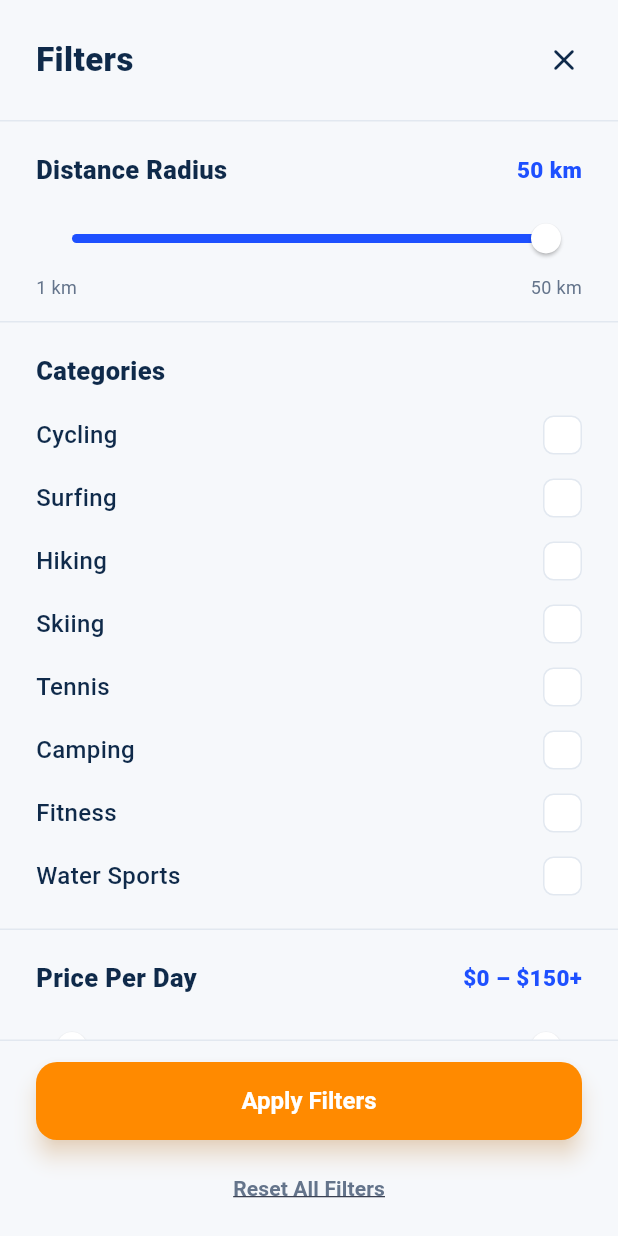
After one commit to chanukav/geargo_mobile_app, a Flutter app: the screen it shows after launch, after a tap on "Skip", after a tap on "Search equipment...", after a tap on the "tune" icon, on a phone screen of 412 x 824 dp. The commit adds this screen. Run offline on Flutter 3.47's test engine with Material 3 defaults, Android fonts, the phone set to English and light mode, and no system bars; our stand-ins replace firebase_auth, firebase_core, google_sign_in, shared_preferences; accounts and stored records are empty.

Commit message:
feat: add search tab and filter screen for gear items

```diff
--- /dev/null
+++ b/lib/screens/home/filter_screen.dart
@@ -0,0 +1,306 @@
+import 'package:flutter/material.dart';
+
+import '../../core/constants/app_colors.dart';
+import 'tabs/home_tab.dart';
+
+/// Filter values chosen by the user on the [FilterScreen].
+class GearFilters {
+  static const double maxDistance = 50;
+  static const double maxPrice = 150;
+
+  final double distanceKm;
+  final Set<String> categories;
+  final RangeValues price;
+  final bool availableNow;
+
+  const GearFilters({
+    this.distanceKm = 15,
+    this.categories = const {},
+    this.price = const RangeValues(0, maxPrice),
+    this.availableNow = false,
+  });
+
+  /// True when price max is at the "$150+" end (no upper limit).
+  bool get priceUnbounded => price.end >= maxPrice;
+}
+
+const List<String> filterCategories = [
+  'Cycling',
+  'Surfing',
+  'Hiking',
+  'Skiing',
+  'Tennis',
+  'Camping',
+  'Fitness',
+  'Water Sports',
+];
+
+class FilterScreen extends StatefulWidget {
+  final GearFilters initial;
+  const FilterScreen({super.key, required this.initial});
+
+  @override
+  State<FilterScreen> createState() => _FilterScreenState();
+}
+
+class _FilterScreenState extends State<FilterScreen> {
+  late double _distance = widget.initial.distanceKm;
+  late Set<String> _cats = {...widget.initial.categories};
+  late RangeValues _price = widget.initial.price;
+  late bool _available = widget.initial.availableNow;
+
+  void _reset() => setState(() {
+        _distance = 15;
+        _cats = {};
+        _price = const RangeValues(0, GearFilters.maxPrice);
+        _available = false;
+      });
+
+  void _apply() => Navigator.of(context).pop(GearFilters(
+        distanceKm: _distance,
+        categories: _cats,
+        price: _price,
+        availableNow: _available,
+      ));
+
+  @override
+  Widget build(BuildContext context) {
+    final priceLabel = '\$${_price.start.round()} – '
+        '\$${_price.end.round()}${_price.end >= GearFilters.maxPrice ? '+' : ''}';
+
+    return Scaffold(
+      backgroundColor: kBg,
+      body: SafeArea(
+        child: Center(
+          child: ConstrainedBox(
+            constraints: const BoxConstraints(maxWidth: 560),
+            child: Column(
+              children: [
+                Padding(
+                  padding: const EdgeInsets.fromLTRB(24, 16, 12, 16),
+                  child: Row(
+                    children: [
+                      const Expanded(
+                        child: Text('Filters',
+                            style: TextStyle(
+                                fontSize: 22,
+                                fontWeight: FontWeight.w800,
+                                color: kNavy)),
+                      ),
+                      IconButton(
+                        icon: const Icon(Icons.close_rounded, color: kNavy),
+                        onPressed: () => Navigator.of(context).pop(),
+                      ),
+                    ],
+                  ),
+                ),
+                const Divider(height: 1, color: AppColors.borderLight),
+                Expanded(
+                  child: ListView(
+                    children: [
+                      _section(
+                        title: 'Distance Radius',
+                        trailing: '${_distance.round()} km',
+                        child: _slider(
+                          Slider(
+                            value: _distance,
+                            min: 1,
+                            max: GearFilters.maxDistance,
+                            onChanged: (v) => setState(() => _distance = v),
+                          ),
+                          '1 km',
+                          '50 km',
+                        ),
+                      ),
+                      _section(
+                        title: 'Categories',
+                        child: Column(
+                          children: filterCategories.map((c) {
+                            final on = _cats.contains(c);
+                            return InkWell(
+                              onTap: () => setState(
+                                  () => on ? _cats.remove(c) : _cats.add(c)),
+                              child: Padding(
+                                padding:
+                                    const EdgeInsets.symmetric(vertical: 8),
+                                child: Row(
+                                  children: [
+                                    Expanded(
+                                      child: Text(c,
+                                          style: const TextStyle(
+                                              fontSize: 16,
+                                              fontWeight: FontWeight.w500,
+                                              color: kNavy)),
+                                    ),
+                                    AnimatedContainer(
+                                      duration:
+                                          const Duration(milliseconds: 150),
+                                      width: 26,
+                                      height: 26,
+                                      decoration: BoxDecoration(
+                                        color: on
+                                            ? AppColors.primary
+                                            : Colors.white,
+                                        borderRadius:
+                                            BorderRadius.circular(7),
+                                        border: Border.all(
+                                            color: on
+                                                ? AppColors.primary
+                                                : AppColors.borderLight),
+                                      ),
+                                      child: on
+                                          ? const Icon(Icons.check_rounded,
+                                              size: 18, color: Colors.white)
+                                          : null,
+                                    ),
+                                  ],
+                                ),
+                              ),
+                            );
+                          }).toList(),
+                        ),
+                      ),
+                      _section(
+                        title: 'Price Per Day',
+                        trailing: priceLabel,
+                        child: _slider(
+                          RangeSlider(
+                            values: _price,
+                            min: 0,
+                            max: GearFilters.maxPrice,
+                            onChanged: (v) => setState(() => _price = v),
+                          ),
+                          '\$0',
+                          '\$150+',
+                        ),
+                      ),
+                      Padding(
+                        padding: const EdgeInsets.symmetric(
+                            horizontal: 24, vertical: 18),
+                        child: Row(
+                          children: [
+                            const Expanded(
+                              child: Column(
+                                crossAxisAlignment: CrossAxisAlignment.start,
+                                children: [
+                                  Text('Available Now',
+                                      style: TextStyle(
+                                          fontSize: 16,
+                                          fontWeight: FontWeight.w800,
+                                          color: kNavy)),
+                                  SizedBox(height: 3),
+                                  Text('Only show items ready to pick up today',
+                                      style: TextStyle(
+                                          fontSize: 12.5,
+                                          color:
+                                              AppColors.textSecondaryLight)),
+                                ],
+                              ),
+                            ),
+                            Switch(
+                              value: _available,
+                              activeThumbColor: Colors.white,
+                              activeTrackColor: AppColors.primary,
+                              onChanged: (v) => setState(() => _available = v),
+                            ),
+                          ],
+                        ),
+                      ),
+                    ],
+                  ),
+                ),
+                const Divider(height: 1, color: AppColors.borderLight),
+                Padding(
+                  padding: const EdgeInsets.fromLTRB(24, 14, 24, 8),
+                  child: SizedBox(
+                    width: double.infinity,
+                    height: 52,
+                    child: ElevatedButton(
+                      onPressed: _apply,
+                      style: ElevatedButton.styleFrom(
+                        backgroundColor: AppColors.secondary,
+                        foregroundColor: Colors.white,
+                        elevation: 6,
+                        shadowColor:
+                            AppColors.secondary.withValues(alpha: 0.4),
+                        shape: RoundedRectangleBorder(
+                            borderRadius: BorderRadius.circular(14)),
+                      ),
+                      child: const Text('Apply Filters',
+                          style: TextStyle(
+                              fontSize: 16, fontWeight: FontWeight.w700)),
+                    ),
+                  ),
+                ),
+                TextButton(
+                  onPressed: _reset,
+                  child: const Text('Reset All Filters',
+                      style: TextStyle(
+                          color: AppColors.textSecondaryLight,
+                          fontWeight: FontWeight.w600,
+                          decoration: TextDecoration.underline)),
+                ),
+                const SizedBox(height: 8),
+              ],
+            ),
+          ),
+        ),
+      ),
+    );
+  }
+
+  Widget _section({required String title, String? trailing, required Widget child}) {
+    return Container(
+      padding: const EdgeInsets.fromLTRB(24, 20, 24, 14),
+      decoration: const BoxDecoration(
+        border: Border(bottom: BorderSide(color: AppColors.borderLight)),
+      ),
+      child: Column(
+        crossAxisAlignment: CrossAxisAlignment.start,
+        children: [
+          Row(
+            children: [
+              Expanded(
+                child: Text(title,
+                    style: const TextStyle(
+                        fontSize: 17,
+                        fontWeight: FontWeight.w800,
+                        color: kNavy)),
+              ),
+              if (trailing != null)
+                Text(trailing,
+                    style: const TextStyle(
+                        fontSize: 15,
+                        fontWeight: FontWeight.w800,
+                        color: AppColors.primary)),
+            ],
+          ),
+          const SizedBox(height: 10),
+          child,
+        ],
+      ),
+    );
+  }
+
+  Widget _slider(Widget slider, String min, String max) {
+    const style = TextStyle(fontSize: 12, color: AppColors.textSecondaryLight);
+    return Column(
+      children: [
+        SliderTheme(
+          data: SliderTheme.of(context).copyWith(
+            activeTrackColor: AppColors.primary,
+            inactiveTrackColor: AppColors.borderLight,
+            thumbColor: Colors.white,
+            overlayColor: AppColors.primary.withValues(alpha: 0.12),
+            rangeThumbShape: const RoundRangeSliderThumbShape(),
+          ),
+          child: slider,
+        ),
+        Row(
+          mainAxisAlignment: MainAxisAlignment.spaceBetween,
+          children: [Text(min, style: style), Text(max, style: style)],
+        ),
+      ],
+    );
+  }
+}
--- a/lib/screens/home/tabs/search_tab.dart
+++ b/lib/screens/home/tabs/search_tab.dart
@@ -2,6 +2,7 @@ import 'package:flutter/material.dart';
 
 import '../../../core/constants/app_colors.dart';
 import '../../../models/gear_item.dart';
+import '../filter_screen.dart';
 import 'home_tab.dart';
 
 class SearchTab extends StatefulWidget {
@@ -16,6 +17,21 @@ class _SearchTabState extends State<SearchTab> {
   bool _distance = true;
   bool _rating = false;
   bool _availableNow = false;
+  GearFilters _filters = const GearFilters(
+    distanceKm: GearFilters.maxDistance,
+  );
+
+  Future<void> _openFilters() async {
+    final result = await Navigator.of(context).push<GearFilters>(
+      MaterialPageRoute(builder: (_) => FilterScreen(initial: _filters)),
+    );
+    if (result != null) {
+      setState(() {
+        _filters = result;
+        _availableNow = result.availableNow;
+      });
+    }
+  }
 
   @override
   void dispose() {
@@ -30,7 +46,15 @@ class _SearchTabState extends State<SearchTab> {
           g.name.toLowerCase().contains(q) ||
           g.category.toLowerCase().contains(q) ||
           (q.contains('bike') && g.category == 'Cycling');
-      return match && (!_availableNow || g.available);
+      final inCategory =
+          _filters.categories.isEmpty || _filters.categories.contains(g.category);
+      final inPrice = g.pricePerDay >= _filters.price.start &&
+          (_filters.priceUnbounded || g.pricePerDay <= _filters.price.end);
+      return match &&
+          inCategory &&
+          inPrice &&
+          g.distanceKm <= _filters.distanceKm &&
+          (!_availableNow || g.available);
     }).toList();
     if (_rating) {
       list.sort((a, b) => b.rating.compareTo(a.rating));
@@ -50,6 +74,8 @@ class _SearchTabState extends State<SearchTab> {
         children: [
           Padding(
             padding: const EdgeInsets.fromLTRB(20, 20, 20, 0),
+            child: Row(children: [
+              Expanded(
             child: Container(
               height: 54,
               decoration: BoxDecoration(
@@ -86,6 +112,28 @@ class _SearchTabState extends State<SearchTab> {
                 ),
               ),
             ),
+              ),
+              const SizedBox(width: 12),
+              InkWell(
+                onTap: _openFilters,
+                borderRadius: BorderRadius.circular(16),
+                child: Container(
+                  width: 54,
+                  height: 54,
+                  decoration: BoxDecoration(
+                    color: AppColors.primary,
+                    borderRadius: BorderRadius.circular(16),
+                    boxShadow: [
+                      BoxShadow(
+                          color: AppColors.primary.withValues(alpha: 0.3),
+                          blurRadius: 14,
+                          offset: const Offset(0, 5)),
+                    ],
+                  ),
+                  child: const Icon(Icons.tune_rounded, color: Colors.white),
+                ),
+              ),
+            ]),
           ),
           Padding(
             padding: const EdgeInsets.fromLTRB(20, 14, 20, 10),
```
